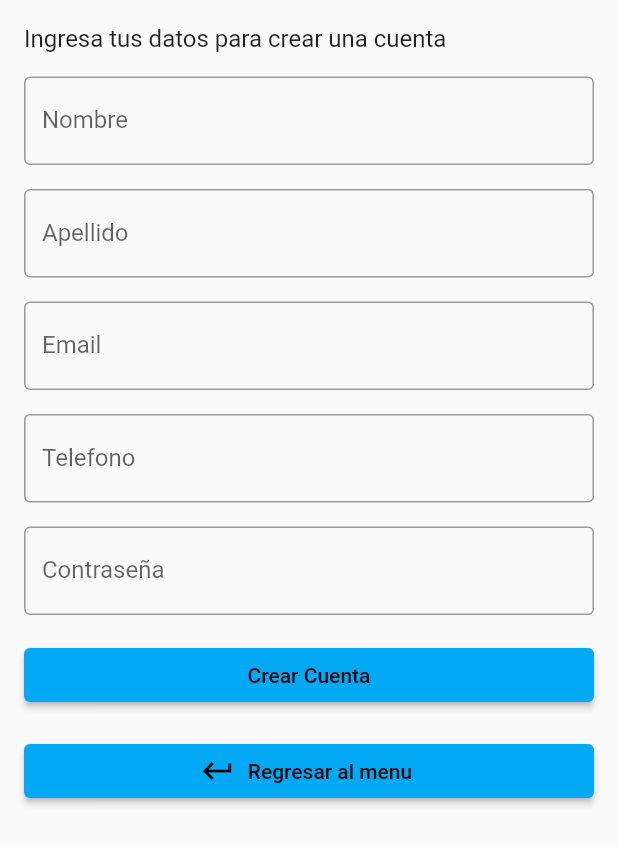
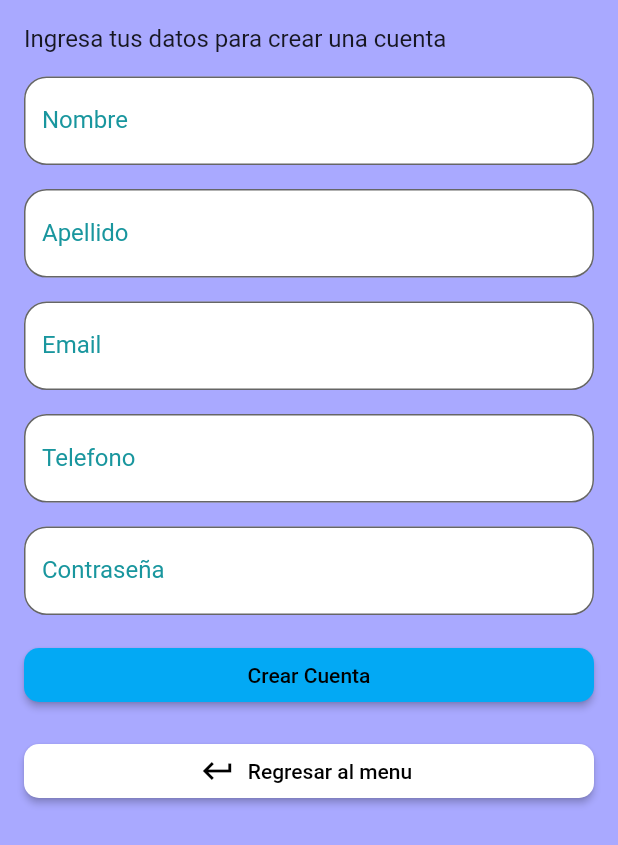
Before and after one commit to ShacoSZ/prueba, a Flutter app: the screen it shows after launch, after a tap on "Iniciar sesión", after a tap on "Registrate Aquí", on a phone screen of 412 x 824 dp. Shown: the top 845 px of the screen. Run offline on Flutter 3.47's test engine with Material 2 defaults, Android fonts, the light colour scheme and no system bars; our stand-ins replace carousel_slider, firebase_auth, firebase_core; accounts and stored records are empty.

Commit message:
diseíño agradable a la vista login y sign up

```diff
--- a/lib/screens/LoginPage.dart
+++ b/lib/screens/LoginPage.dart
@@ -20,13 +20,26 @@ class _LoginFormState extends State<LoginForm> {
 
   @override
   Widget build(BuildContext context) {
-    return Form(
+    return Container(
+        color: const Color(0xFFA9A9FF),
+        child: ListView(children: [
+          Form(
             key: _formKey,
             child: Padding(
               padding: const EdgeInsets.all(16.0),
               child: Column(
                 mainAxisAlignment: MainAxisAlignment.center,
                 children: <Widget>[
+                  Container(
+                    width: 250,
+                    height: 250,
+                    child: ClipRRect(
+                      borderRadius: BorderRadius.circular(10),
+                      child: Image.asset('assets/raccoon_chibi_doctor.jpg',
+                          fit: BoxFit.cover),
+                    ),
+                  ),
+                  SizedBox(height: 15),
                   Text(
                     'Ingresa tus datos de inicio de sesión',
                     style: TextStyle(fontSize: 16),
@@ -36,7 +49,11 @@ class _LoginFormState extends State<LoginForm> {
                     textInputAction: TextInputAction.next,
                     decoration: InputDecoration(
                       labelText: 'Email',
-                border: OutlineInputBorder(),
+                      labelStyle: TextStyle(color: const Color(0xFF19969E)),
+                      border: OutlineInputBorder(
+                          borderRadius: BorderRadius.circular(15.0)),
+                      filled: true,
+                      fillColor: Colors.white,
                     ),
                     validator: (value) {
                       if (value == null || value.isEmpty) {
@@ -54,7 +71,11 @@ class _LoginFormState extends State<LoginForm> {
                     obscureText: true,
                     decoration: InputDecoration(
                       labelText: 'Contraseña',
-                border: OutlineInputBorder(),
+                      labelStyle: TextStyle(color: const Color(0xFF19969E)),
+                      border: OutlineInputBorder(
+                          borderRadius: BorderRadius.circular(15.0)),
+                      filled: true,
+                      fillColor: Colors.white,
                     ),
                     validator: (value) {
                       if (value == null || value.isEmpty) {
@@ -75,8 +96,8 @@ class _LoginFormState extends State<LoginForm> {
                         onPressed: () async {
                           if (_formKey.currentState!.validate()) {
                             try {
-                        final UserCredential userCredential = await FirebaseAuth
-                            .instance
+                              final UserCredential userCredential =
+                                  await FirebaseAuth.instance
                                       .signInWithEmailAndPassword(
                                 email: _email,
                                 password: _password,
@@ -84,13 +105,15 @@ class _LoginFormState extends State<LoginForm> {
                               final userState = context.read<UserState>();
                               userState.setUser(userCredential.user);
                               Navigator.of(context).pushReplacement(
-                          MaterialPageRoute(builder: (context) => MyApp()),
+                                MaterialPageRoute(
+                                    builder: (context) => MyApp()),
                               );
                             } on FirebaseAuthException catch (e) {
                               if (e.code == 'user-not-found') {
                                 ScaffoldMessenger.of(context).showSnackBar(
                                   SnackBar(
-                              content: Text('No user found for that email.'),
+                                    content:
+                                        Text('No user found for that email.'),
                                   ),
                                 );
                               } else if (e.code == 'wrong-password') {
@@ -104,11 +127,23 @@ class _LoginFormState extends State<LoginForm> {
                             }
                           }
                         },
+                        style: ElevatedButton.styleFrom(
+                          shape: RoundedRectangleBorder(
+                            borderRadius: BorderRadius.circular(
+                                10.0), // Radio de la esquina redondeada
+                          ),
+                        ),
                         child: Text('Iniciar sesión'),
                       ),
                       SizedBox(width: 50),
-                TextButton(
+                      ElevatedButton(
                         onPressed: () => navigateToSignUpScreen(context),
+                        style: ElevatedButton.styleFrom(
+                          shape: RoundedRectangleBorder(
+                            borderRadius: BorderRadius.circular(10.0),
+                          ),
+                          backgroundColor: Colors.white,
+                        ),
                         child: Text('Registrate Aquí'),
                       )
                     ],
@@ -116,7 +151,8 @@ class _LoginFormState extends State<LoginForm> {
                 ],
               ),
             ),
-    );
+          )
+        ]));
   }
 }
 
--- a/lib/screens/SignUpPage.dart
+++ b/lib/screens/SignUpPage.dart
@@ -30,7 +30,9 @@ class _SignupPageState extends State<SignUpPage> {
   @override
   Widget build(BuildContext context) {
     return Scaffold(
-        body: Form(
+        body: Container(
+            color: const Color(0xFFA9A9FF),
+            child: Form(
                 key: _SignUpKey,
                 child: Padding(
                     padding: const EdgeInsets.all(16.0),
@@ -46,7 +48,12 @@ class _SignupPageState extends State<SignUpPage> {
                             textInputAction: TextInputAction.next,
                             decoration: InputDecoration(
                               labelText: 'Nombre',
-                          border: OutlineInputBorder(),
+                              labelStyle:
+                                  TextStyle(color: const Color(0xFF19969E)),
+                              border: OutlineInputBorder(
+                                  borderRadius: BorderRadius.circular(15.0)),
+                              filled: true,
+                              fillColor: Colors.white,
                             ),
                             validator: (value) {
                               if (value == null || value.isEmpty) {
@@ -63,7 +70,12 @@ class _SignupPageState extends State<SignUpPage> {
                             textInputAction: TextInputAction.next,
                             decoration: InputDecoration(
                               labelText: 'Apellido',
-                          border: OutlineInputBorder(),
+                              labelStyle:
+                                  TextStyle(color: const Color(0xFF19969E)),
+                              border: OutlineInputBorder(
+                                  borderRadius: BorderRadius.circular(15.0)),
+                              filled: true,
+                              fillColor: Colors.white,
                             ),
                             validator: (value) {
                               if (value == null || value.isEmpty) {
@@ -80,7 +92,12 @@ class _SignupPageState extends State<SignUpPage> {
                             textInputAction: TextInputAction.next,
                             decoration: InputDecoration(
                               labelText: 'Email',
-                          border: OutlineInputBorder(),
+                              labelStyle:
+                                  TextStyle(color: const Color(0xFF19969E)),
+                              border: OutlineInputBorder(
+                                  borderRadius: BorderRadius.circular(15.0)),
+                              filled: true,
+                              fillColor: Colors.white,
                             ),
                             validator: (value) {
                               if (value == null || value.isEmpty) {
@@ -98,7 +115,12 @@ class _SignupPageState extends State<SignUpPage> {
                             textInputAction: TextInputAction.next,
                             decoration: InputDecoration(
                               labelText: 'Telefono',
-                          border: OutlineInputBorder(),
+                              labelStyle:
+                                  TextStyle(color: const Color(0xFF19969E)),
+                              border: OutlineInputBorder(
+                                  borderRadius: BorderRadius.circular(15.0)),
+                              filled: true,
+                              fillColor: Colors.white,
                             ),
                             validator: (value) {
                               if (value == null || value.isEmpty) {
@@ -116,7 +138,12 @@ class _SignupPageState extends State<SignUpPage> {
                             textInputAction: TextInputAction.next,
                             decoration: InputDecoration(
                               labelText: 'Contraseña',
-                          border: OutlineInputBorder(),
+                              labelStyle:
+                                  TextStyle(color: const Color(0xFF19969E)),
+                              border: OutlineInputBorder(
+                                  borderRadius: BorderRadius.circular(15.0)),
+                              filled: true,
+                              fillColor: Colors.white,
                             ),
                             validator: (value) {
                               if (value == null || value.isEmpty) {
@@ -130,6 +157,11 @@ class _SignupPageState extends State<SignUpPage> {
                           ),
                           SizedBox(height: 16),
                           ElevatedButton(
+                            style: ElevatedButton.styleFrom(
+                              shape: RoundedRectangleBorder(
+                                borderRadius: BorderRadius.circular(10.0),
+                              ),
+                            ),
                             onPressed: () async {
                               if (_SignUpKey.currentState!.validate()) {
                                 _SignUpKey.currentState!.save();
@@ -140,7 +172,8 @@ class _SignupPageState extends State<SignUpPage> {
                                 );
                                 try {
                                   // Crea un nuevo usuario con la dirección de correo electrónico y la contraseña proporcionadas
-                              final userCredential = await FirebaseAuth.instance
+                                  final userCredential = await FirebaseAuth
+                                      .instance
                                       .createUserWithEmailAndPassword(
                                     email: usuario.email!,
                                     password: usuario.password!,
@@ -164,8 +197,8 @@ class _SignupPageState extends State<SignUpPage> {
                                   } else {
                                     ScaffoldMessenger.of(context).showSnackBar(
                                       SnackBar(
-                                    content:
-                                        Text('Error al registrar el usuario.'),
+                                        content: Text(
+                                            'Error al registrar el usuario.'),
                                       ),
                                     );
                                   }
@@ -180,9 +213,15 @@ class _SignupPageState extends State<SignUpPage> {
                               onPressed: () {
                                 Navigator.pop(context);
                               },
+                              style: ElevatedButton.styleFrom(
+                                shape: RoundedRectangleBorder(
+                                  borderRadius: BorderRadius.circular(10.0),
+                                ),
+                                backgroundColor: Colors.white,
+                              ),
                               icon: Icon(Icons.keyboard_return_sharp),
                               label: Text('Regresar al menu')),
-                    ]))));
+                        ])))));
   }
 }
 
```
Also changed, not shown: pubspec.yaml (+7 -0 lines), assets/raccoon_anime_doctor.jpg (added), assets/raccoon_anime_doctor_1.jpg (added), assets/raccoon_chibi_doctor.jpg (added), assets/raccoon_waifu_doctor.jpg (added), assets/raccoon_waifu_doctor_1.jpg (added), assets/raccoon_waifu_doctor_2.jpg (added). Lines whose indentation alone changed are shown as unchanged.
